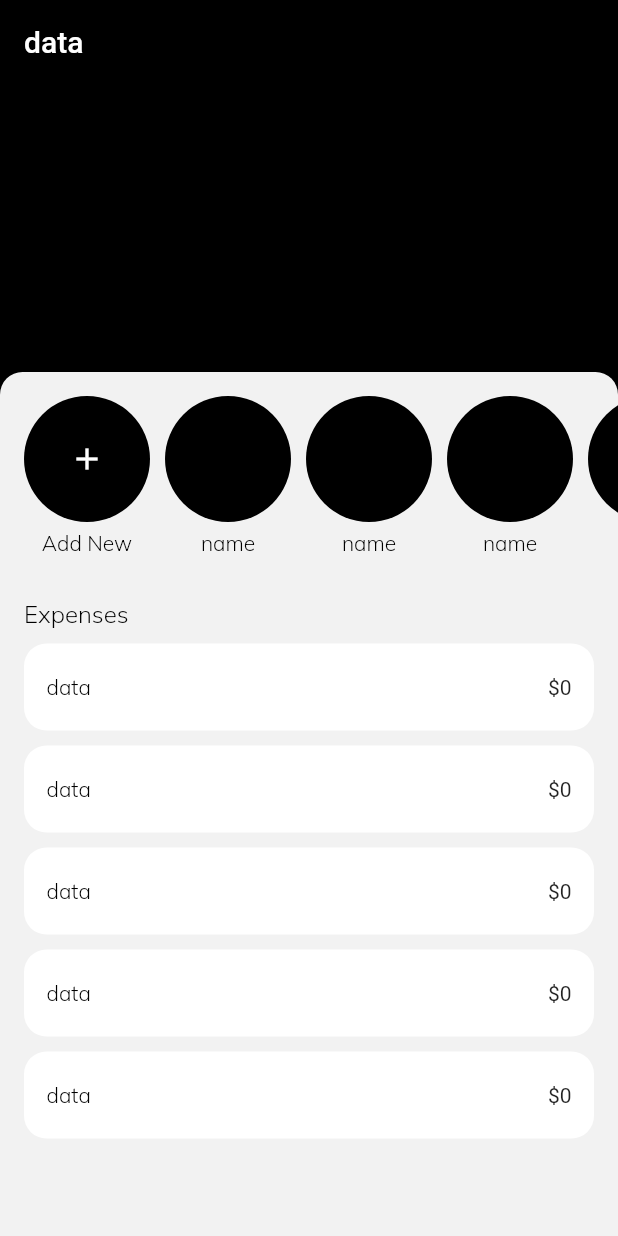
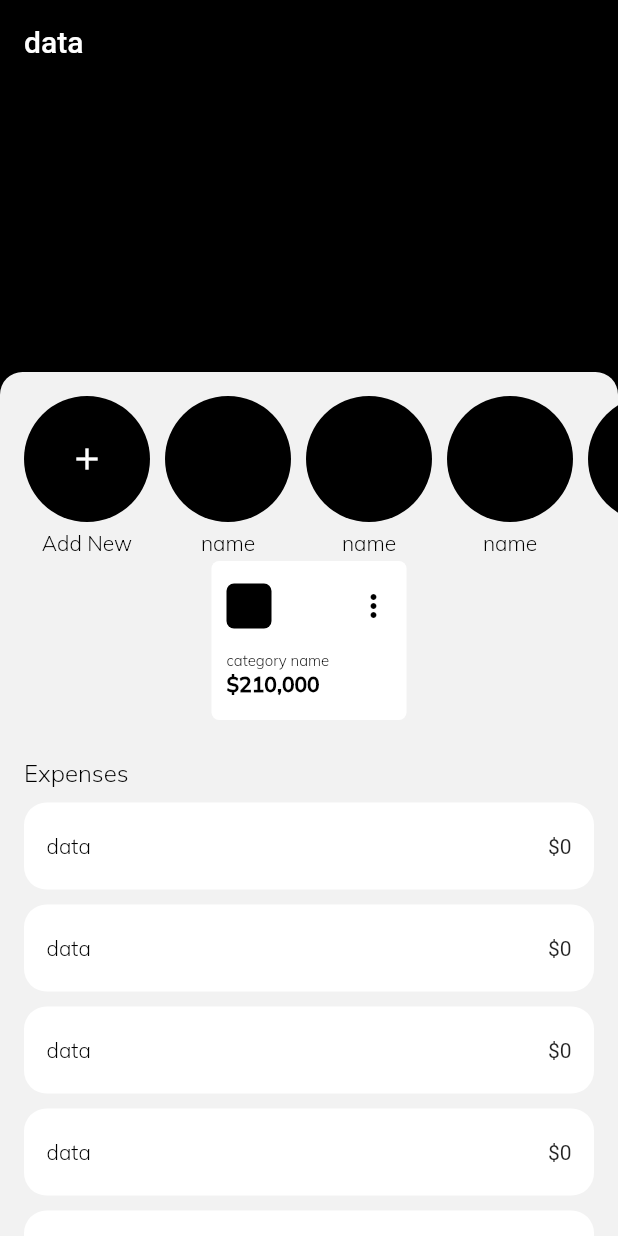
Before and after one commit to aliazimoshan/dongi, a Flutter app: the screen it shows after launch, on a phone screen of 412 x 824 dp. Run offline on Flutter 3.47's test engine with Material 2 defaults, Android fonts, the phone set to English and light mode, and no system bars; our stand-ins replace flutter_svg, hooks_riverpod.

Commit message:
3, creating category widget

```diff
--- a/lib/app/box/box_review/box_review_page.dart
+++ b/lib/app/box/box_review/box_review_page.dart
@@ -1,4 +1,5 @@
 import 'package:dongi/constants/font_config.dart';
+import 'package:dongi/widgets/category/category_widget.dart';
 import 'package:dongi/widgets/friends/friends_widget.dart';
 import 'package:dongi/widgets/list_tile/custom_list_tile.dart';
 import 'package:flutter/material.dart';
@@ -39,6 +40,10 @@ class BoxReviewPage extends ConsumerWidget with BoxReviewWidget {
                   Column(
                     children: [
                       friendsList(),
+                      CategoryWidget(
+                        name: 'category name',
+                        balance: '210,000',
+                      ),
                       expensesList(),
                     ],
                   ),
--- /dev/null
+++ b/lib/widgets/category/category_widget.dart
@@ -0,0 +1,53 @@
+import 'package:flutter/material.dart';
+
+import '../../constants/color_config.dart';
+import '../../constants/font_config.dart';
+
+class CategoryWidget extends Container {
+  final String name;
+  final String balance;
+  CategoryWidget({required this.name, required this.balance, super.key})
+      : super(
+          padding: const EdgeInsets.symmetric(horizontal: 10, vertical: 15),
+          width: 130,
+        );
+  @override
+  Decoration? get decoration => BoxDecoration(
+        color: ColorConfig.pureWhite,
+        borderRadius: BorderRadius.circular(5),
+      );
+  @override
+  Widget? get child => Column(
+        crossAxisAlignment: CrossAxisAlignment.start,
+        children: [
+          Row(
+            children: [
+              Container(
+                width: 30,
+                height: 30,
+                decoration: BoxDecoration(
+                  color: ColorConfig.primarySwatch,
+                  borderRadius: BorderRadius.circular(5),
+                ),
+              ),
+              const Spacer(),
+              Icon(
+                Icons.more_vert,
+                color: ColorConfig.primarySwatch,
+              ),
+            ],
+          ),
+          const SizedBox(height: 15),
+          Text(
+            name,
+            style: FontConfig.overline(),
+          ),
+          Text(
+            '\$$balance',
+            style: FontConfig.body2().copyWith(
+              fontWeight: FontWeight.w800,
+            ),
+          ),
+        ],
+      );
+}
```
